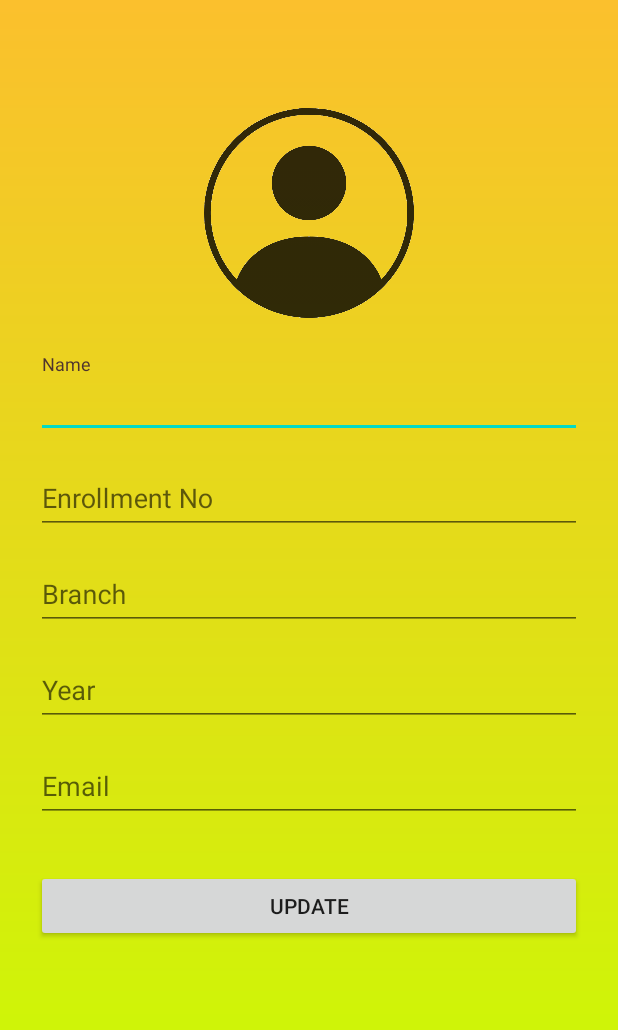
After one commit to Abhishek0706/SCReMS, an Android app: the layout activity_profile.xml on its own in the app's theme, with its tools: preview values and no code run, on a phone screen of 412 x 824 dp. The commit adds this screen. Shown: the top 1030 px of the screen. Run offline under Robolectric (Android 15) with nearby library versions, the phone set to English and light mode, and no system bars.

Commit message:
Added profile screen

```diff
--- /dev/null
+++ b/app/src/main/res/layout/activity_profile.xml
@@ -0,0 +1,105 @@
+<?xml version="1.0" encoding="utf-8"?>
+<ScrollView xmlns:android="http://schemas.android.com/apk/res/android"
+    xmlns:app="http://schemas.android.com/apk/res-auto"
+    android:layout_width="fill_parent"
+    android:layout_height="fill_parent"
+    android:background="@drawable/background"
+    android:fitsSystemWindows="true">
+
+    <LinearLayout
+        android:layout_width="match_parent"
+        android:layout_height="wrap_content"
+        android:orientation="vertical"
+        android:paddingLeft="24dp"
+        android:paddingTop="72dp"
+        android:paddingRight="24dp">
+
+        <ImageView
+            android:layout_width="match_parent"
+            android:layout_height="140dp"
+            android:layout_gravity="center_horizontal"
+            android:layout_marginBottom="24dp"
+            android:alpha="0.8"
+            android:src="@drawable/profile" />
+
+        <com.google.android.material.textfield.TextInputLayout
+            android:layout_width="match_parent"
+            android:layout_height="match_parent"
+            app:hintTextColor="#4e342e">
+
+            <com.google.android.material.textfield.TextInputEditText
+                android:id="@+id/input_name"
+                android:layout_width="match_parent"
+                android:layout_height="wrap_content"
+                android:layout_marginVertical="8dp"
+                android:hint="@string/name"
+                android:inputType="textPersonName" />
+        </com.google.android.material.textfield.TextInputLayout>
+
+        <com.google.android.material.textfield.TextInputLayout
+            android:layout_width="match_parent"
+            android:layout_height="match_parent"
+            app:hintTextColor="#4e342e">
+
+            <com.google.android.material.textfield.TextInputEditText
+                android:id="@+id/input_enrollment"
+                android:layout_width="match_parent"
+                android:layout_height="wrap_content"
+                android:layout_marginVertical="8dp"
+                android:hint="@string/enrollment"
+                android:inputType="numberDecimal" />
+        </com.google.android.material.textfield.TextInputLayout>
+
+        <com.google.android.material.textfield.TextInputLayout
+            android:layout_width="match_parent"
+            android:layout_height="match_parent"
+            app:hintTextColor="#4e342e">
+
+            <com.google.android.material.textfield.TextInputEditText
+                android:id="@+id/input_branch"
+                android:layout_width="match_parent"
+                android:layout_height="wrap_content"
+                android:layout_marginVertical="8dp"
+                android:hint="@string/branch"
+                android:inputType="text" />
+        </com.google.android.material.textfield.TextInputLayout>
+
+        <com.google.android.material.textfield.TextInputLayout
+            android:layout_width="match_parent"
+            android:layout_height="match_parent"
+            app:hintTextColor="#4e342e">
+
+            <com.google.android.material.textfield.TextInputEditText
+                android:id="@+id/input_year"
+                android:layout_width="match_parent"
+                android:layout_height="wrap_content"
+                android:layout_marginVertical="8dp"
+                android:hint="@string/year"
+                android:inputType="numberDecimal" />
+        </com.google.android.material.textfield.TextInputLayout>
+
+        <com.google.android.material.textfield.TextInputLayout
+            android:layout_width="match_parent"
+            android:layout_height="match_parent"
+            app:hintTextColor="#4e342e">
+
+            <com.google.android.material.textfield.TextInputEditText
+                android:id="@+id/input_email"
+                android:layout_width="match_parent"
+                android:layout_height="wrap_content"
+                android:layout_marginVertical="8dp"
+                android:hint="@string/email"
+                android:inputType="textEmailAddress" />
+        </com.google.android.material.textfield.TextInputLayout>
+
+        <Button
+            android:id="@+id/btn_login"
+            android:layout_width="fill_parent"
+            android:layout_height="wrap_content"
+            android:layout_marginTop="24dp"
+            android:layout_marginBottom="24dp"
+            android:padding="12dp"
+            android:text="@string/update" />
+
+    </LinearLayout>
+</ScrollView>
--- a/app/src/main/res/values/strings.xml
+++ b/app/src/main/res/values/strings.xml
@@ -12,5 +12,10 @@
     <string name="login">login</string>
     <string name="no_account_yet_create_one">no account yet create one</string>
     <string name="password">password</string>
-    <string name="email">email</string>
+    <string name="email">Email</string>
+    <string name="name">Name</string>
+    <string name="enrollment">Enrollment No</string>
+    <string name="branch">Branch</string>
+    <string name="year">Year</string>
+    <string name="update">Update</string>
 </resources>
--- a/build.gradle
+++ b/build.gradle
@@ -8,7 +8,7 @@ buildscript {
 
     }
     dependencies {
-        classpath 'com.android.tools.build:gradle:3.6.1'
+        classpath 'com.android.tools.build:gradle:3.6.3'
 
 
         // NOTE: Do not place your application dependencies here; they belong
```
Also changed, not shown: app/src/main/res/drawable/profile.png (added).
